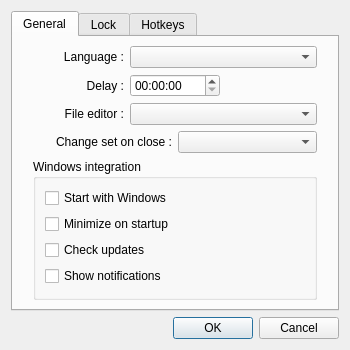
mistic100/UMWP-Autochanger, file src/gui/configdialog.ui: the form before one commit.
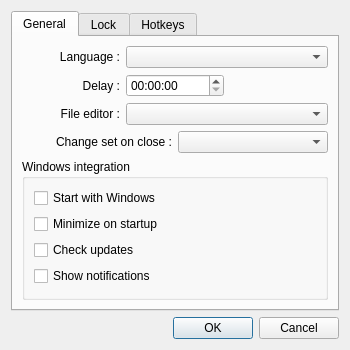
The form after the commit. Icons and pictures are not drawn. Custom widgets are drawn as their Qt base class.

```diff
--- a/src/gui/configdialog.ui
+++ b/src/gui/configdialog.ui
@@ -31,12 +31,6 @@
        <string>General</string>
       </attribute>
       <layout class="QGridLayout" name="gridLayout" columnstretch="0,0,0">
-       <property name="leftMargin">
-        <number>20</number>
-       </property>
-       <property name="rightMargin">
-        <number>20</number>
-       </property>
        <item row="2" column="0">
         <widget class="QLabel" name="label_11">
          <property name="text">
```
Left out of the diff: 6 changed lines with no effect on the pictures.
